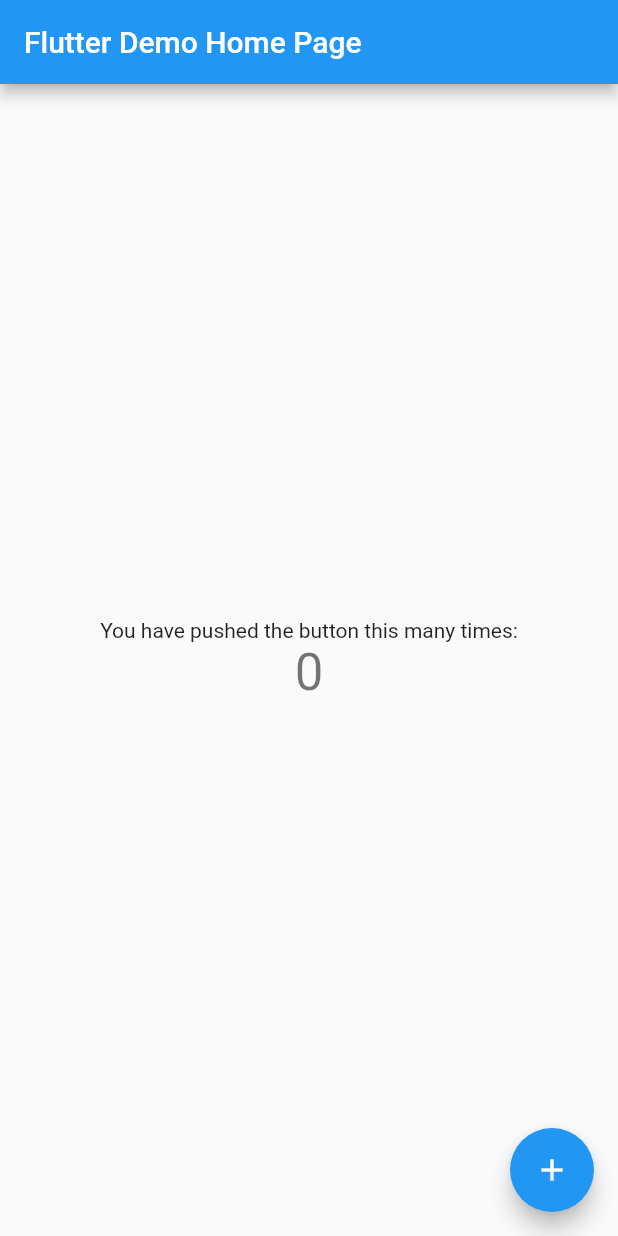
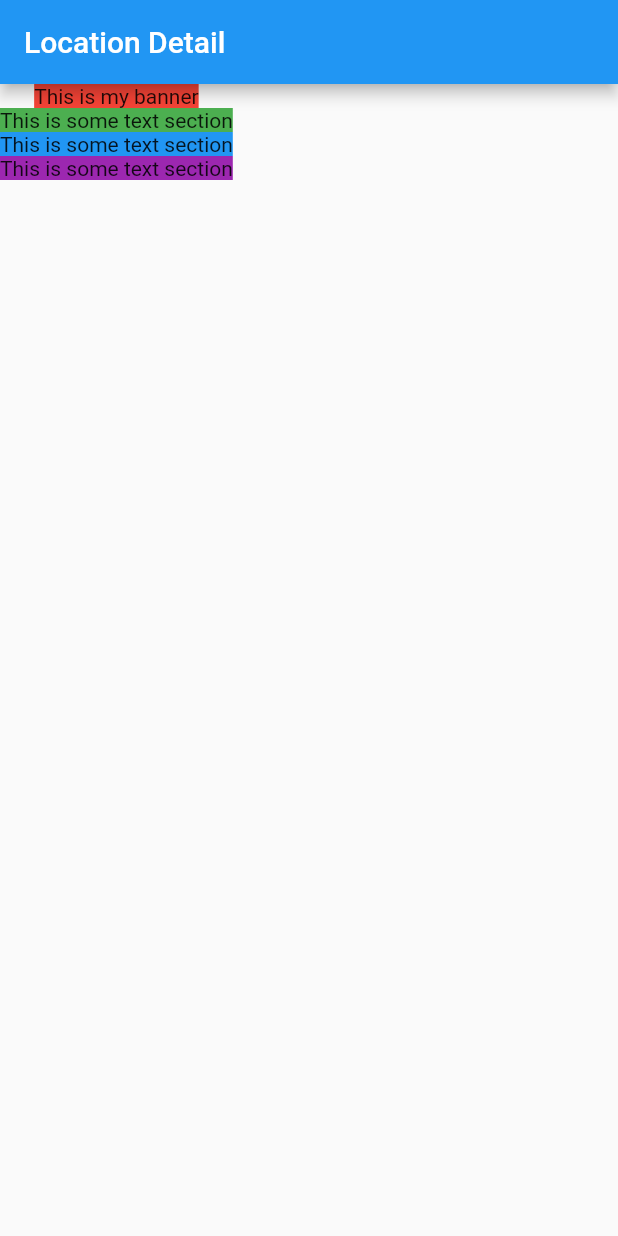
Before and after one commit to markiplagat/tour-app, a Flutter app: the screen it shows after launch, on a phone screen of 412 x 824 dp. Run offline on Flutter 3.47's test engine with Material 2 defaults, Android fonts, the phone set to English and light mode, and no system bars.

Commit message:
Add location screen

```diff
--- a/lib/main.dart
+++ b/lib/main.dart
@@ -1,4 +1,5 @@
 import 'package:flutter/material.dart';
+import '/screens/location_detail/location_detail.dart';
 
 void main() {
   runApp(const MyApp());
@@ -7,109 +8,10 @@
 class MyApp extends StatelessWidget {
   const MyApp({Key? key}) : super(key: key);
 
-  // This widget is the root of your application.
   @override
   Widget build(BuildContext context) {
-    return MaterialApp(
-      title: 'Flutter Demo',
-      theme: ThemeData(
-        // This is the theme of your application.
-        //
-        // Try running your application with "flutter run". You'll see the
-        // application has a blue toolbar. Then, without quitting the app, try
-        // changing the primarySwatch below to Colors.green and then invoke
-        // "hot reload" (press "r" in the console where you ran "flutter run",
-        // or simply save your changes to "hot reload" in a Flutter IDE).
-        // Notice that the counter didn't reset back to zero; the application
-        // is not restarted.
-        primarySwatch: Colors.blue,
-      ),
-      home: const MyHomePage(title: 'Flutter Demo Home Page'),
+    return const MaterialApp(
+      home: LocationDetail(),
     );
   }
 }
-
-class MyHomePage extends StatefulWidget {
-  const MyHomePage({Key? key, required this.title}) : super(key: key);
-
-  // This widget is the home page of your application. It is stateful, meaning
-  // that it has a State object (defined below) that contains fields that affect
-  // how it looks.
-
-  // This class is the configuration for the state. It holds the values (in this
-  // case the title) provided by the parent (in this case the App widget) and
-  // used by the build method of the State. Fields in a Widget subclass are
-  // always marked "final".
-
-  final String title;
-
-  @override
-  State<MyHomePage> createState() => _MyHomePageState();
-}
-
-class _MyHomePageState extends State<MyHomePage> {
-  int _counter = 0;
-
-  void _incrementCounter() {
-    setState(() {
-      // This call to setState tells the Flutter framework that something has
-      // changed in this State, which causes it to rerun the build method below
-      // so that the display can reflect the updated values. If we changed
-      // _counter without calling setState(), then the build method would not be
-      // called again, and so nothing would appear to happen.
-      _counter++;
-    });
-  }
-
-  @override
-  Widget build(BuildContext context) {
-    // This method is rerun every time setState is called, for instance as done
-    // by the _incrementCounter method above.
-    //
-    // The Flutter framework has been optimized to make rerunning build methods
-    // fast, so that you can just rebuild anything that needs updating rather
-    // than having to individually change instances of widgets.
-    return Scaffold(
-      appBar: AppBar(
-        // Here we take the value from the MyHomePage object that was created by
-        // the App.build method, and use it to set our appbar title.
-        title: Text(widget.title),
-      ),
-      body: Center(
-        // Center is a layout widget. It takes a single child and positions it
-        // in the middle of the parent.
-        child: Column(
-          // Column is also a layout widget. It takes a list of children and
-          // arranges them vertically. By default, it sizes itself to fit its
-          // children horizontally, and tries to be as tall as its parent.
-          //
-          // Invoke "debug painting" (press "p" in the console, choose the
-          // "Toggle Debug Paint" action from the Flutter Inspector in Android
-          // Studio, or the "Toggle Debug Paint" command in Visual Studio Code)
-          // to see the wireframe for each widget.
-          //
-          // Column has various properties to control how it sizes itself and
-          // how it positions its children. Here we use mainAxisAlignment to
-          // center the children vertically; the main axis here is the vertical
-          // axis because Columns are vertical (the cross axis would be
-          // horizontal).
-          mainAxisAlignment: MainAxisAlignment.center,
-          children: <Widget>[
-            const Text(
-              'You have pushed the button this many times:',
-            ),
-            Text(
-              '$_counter',
-              style: Theme.of(context).textTheme.headline4,
-            ),
-          ],
-        ),
-      ),
-      floatingActionButton: FloatingActionButton(
-        onPressed: _incrementCounter,
-        tooltip: 'Increment',
-        child: const Icon(Icons.add),
-      ), // This trailing comma makes auto-formatting nicer for build methods.
-    );
-  }
-}
--- /dev/null
+++ b/lib/screens/location_detail/location_detail.dart
@@ -0,0 +1,34 @@
+import 'package:flutter/material.dart';
+
+class LocationDetail extends StatelessWidget {
+  const LocationDetail({Key? key}) : super(key: key);
+
+  @override
+  Widget build(BuildContext context) {
+    return Scaffold(
+      appBar: AppBar(
+        title: const Text('Location Detail'),
+      ),
+      body: Column(children: [
+        _bannerContainer(Colors.red),
+        _textSectionContainer(Colors.green),
+        _textSectionContainer(Colors.blue),
+        _textSectionContainer(Colors.purple),
+      ]),
+    );
+  }
+}
+
+Widget _bannerContainer(Color color) {
+  return Container(
+    decoration: BoxDecoration(color: color),
+    child: const Text("This is my banner"),
+  );
+}
+
+Widget _textSectionContainer(Color color) {
+  return Container(
+    decoration: BoxDecoration(color: color),
+    child: const Text("This is some text section"),
+  );
+}
```
